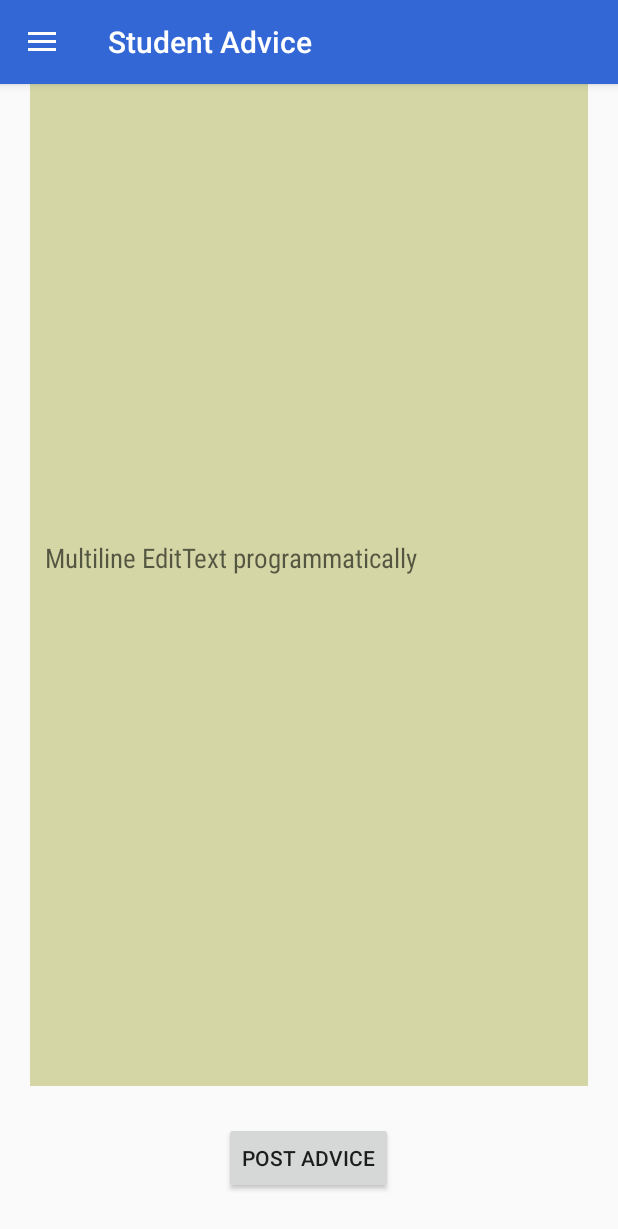
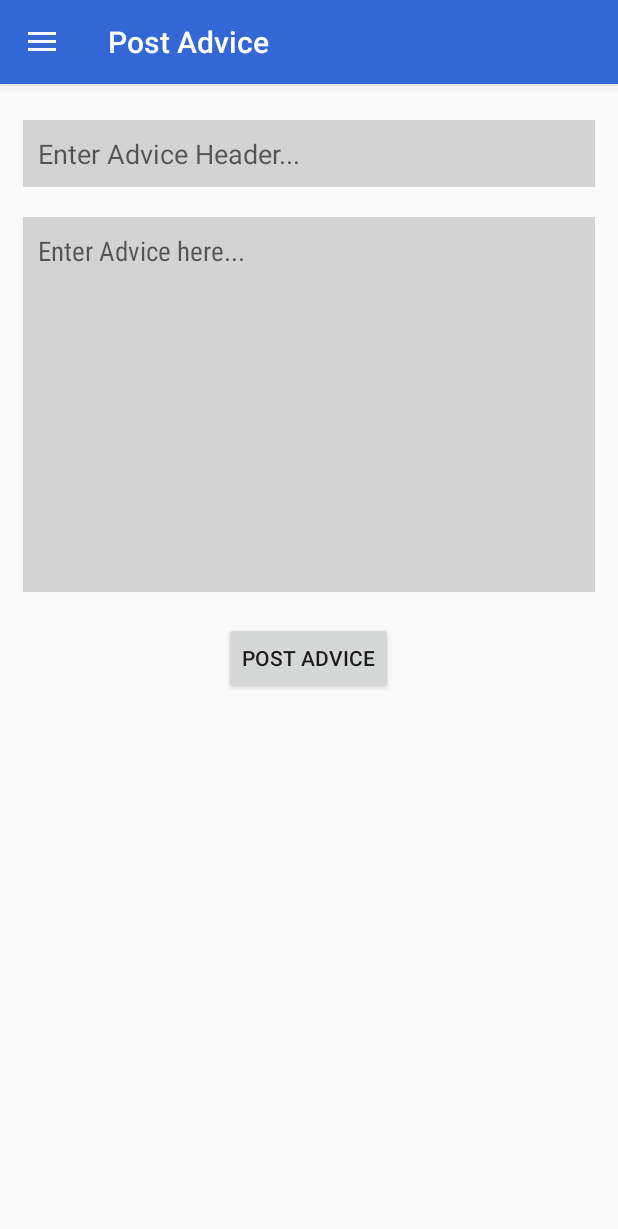
Before and after one commit to PadraigPowell/StudentAdvice, an Android app: the screen it shows after launch once a user with an empty profile is signed in (MainActivity), after a tap on "Post Advice", on a phone screen of 412 x 824 dp. Shown: the top 1229 px of the screen. Run offline under Robolectric (Android 15) with nearby library versions, the light colour scheme and no system bars; our stand-ins replace Firebase (no records; nobody signed in at launch, a user with empty details on screens opened directly); libraries missing offline, so code that uses them is left out: com.facebook, com.facebook.login, com.firebase.client; 15 statements that could not run were skipped; 1 other tap on this screen came first.

Commit message:
work on post advice

```diff
--- a/app/src/main/java/project/year/afinal/studentadvice/LoginActivity.java
+++ b/app/src/main/java/project/year/afinal/studentadvice/LoginActivity.java
@@ -54,6 +54,9 @@ public class LoginActivity extends AppCompatActivity{
     private EditText editTextEmail;
     private EditText editTextPassword;
     private ProgressDialog mProgressDialog;
+
+    //make this public so it can be passed in as an intent to the main activity
+    public String nameGlobal;
 
     @Override
     protected void onCreate(Bundle savedInstanceState) {
@@ -182,6 +185,9 @@ public class LoginActivity extends AppCompatActivity{
                             String email=task.getResult().getUser().getEmail();
 
                             Intent intent = new Intent(getApplicationContext(), MainActivity.class);
+
+                            name = getName(uid, name);
+
                             intent.putExtra("user_id",uid);
                             intent.putExtra("user_name",name);
                             intent.putExtra("user_email",email);
@@ -191,6 +197,28 @@ public class LoginActivity extends AppCompatActivity{
                         hideProgressDialog();
                     }
                 });
+    }
+
+    private String getName(String uid, String name)
+    {
+        if(name == null)
+            //global var so name can be passed as intent
+            mRef.child("users").child(uid).child("name").addListenerForSingleValueEvent(new ValueEventListener() {
+                //onDataChange is called every time the name of the User changes in your Firebase Database
+                @Override
+                public void onDataChange(DataSnapshot dataSnapshot) {
+                    String userName = dataSnapshot.getValue(String.class);
+                    nameGlobal = userName;
+                }
+
+                @Override
+                public void onCancelled(FirebaseError firebaseError) {
+                    Toast.makeText(getApplicationContext(), "" + firebaseError.getMessage(), Toast.LENGTH_LONG).show();
+                }
+            });
+
+            name = nameGlobal;
+        return name;
     }
 
     private Boolean isTextValidateForLogin() {
--- a/app/src/main/java/project/year/afinal/studentadvice/MainActivity.java
+++ b/app/src/main/java/project/year/afinal/studentadvice/MainActivity.java
@@ -5,7 +5,9 @@ import android.net.Uri;
 import android.os.Bundle;
 import android.support.design.widget.FloatingActionButton;
 import android.support.design.widget.Snackbar;
+import android.support.v4.app.FragmentManager;
 import android.support.v4.app.FragmentTransaction;
+import android.support.v7.app.ActionBar;
 import android.util.Log;
 import android.view.View;
 import android.support.design.widget.NavigationView;
@@ -55,9 +57,8 @@ public class MainActivity extends AppCompatActivity
     private ImageView profilePicture;
     private GoogleApiClient client;
 
-    private Firebase myFirebaseRef;
-    private FirebaseAuth mAuth;
-
+    public Firebase myFirebaseRef;
+    public FirebaseAuth mAuth;
     public User user;
 
     @Override
@@ -70,13 +71,12 @@ public class MainActivity extends AppCompatActivity
 
         FirebaseUser mUser = mAuth.getCurrentUser();
         if (mUser == null) {
-
+            Log.e(TAG, "mUser is null");
         }
 
         //set fragment init
         MainFragment fragment = new MainFragment();
-        FragmentTransaction fragmentTransaction =
-                getSupportFragmentManager().beginTransaction();
+        FragmentTransaction fragmentTransaction = getSupportFragmentManager().beginTransaction();
         fragmentTransaction.replace(R.id.fragment_container, fragment);
         fragmentTransaction.commit();
 
@@ -116,20 +116,21 @@ public class MainActivity extends AppCompatActivity
         String emailTmp = intent.getStringExtra("user_email");
         String uid = intent.getStringExtra("user_id");
         String imageUrl = intent.getStringExtra("profile_picture");
-
+        name.setText(nameTmp);
+        email.setText(emailTmp);
 
         if (imageUrl != null)
         {
             new ImageLoadTask(imageUrl, profilePicture).execute();
-            name.setText("Hello " + nameTmp);
-        }else {
+        }
+        else {
             //Referring to the name of the User who has logged in currently and adding a valueChangeListener
             myFirebaseRef.child("users").child(uid).child("name").addValueEventListener(new ValueEventListener() {
                 //onDataChange is called every time the name of the User changes in your Firebase Database
                 @Override
                 public void onDataChange(DataSnapshot dataSnapshot) {
                     String userName = dataSnapshot.getValue(String.class);
-                    name.setText("Hello " + userName);
+                    name.setText(userName);
                 }
                 @Override
                 public void onCancelled(FirebaseError firebaseError) {
@@ -138,7 +139,6 @@ public class MainActivity extends AppCompatActivity
             });
         }
 
-        email.setText(emailTmp);
         Log.d(TAG, "onStart:" + uid + nameTmp + emailTmp);
 
         // ATTENTION: This was auto-generated to implement the App Indexing API.
@@ -202,7 +202,7 @@ public class MainActivity extends AppCompatActivity
             fragmentTransaction.replace(R.id.fragment_container, fragment);
             fragmentTransaction.commit();
         } else if (id == R.id.nav_post_advice) {
-            // Handle the post advice
+            // Handle the Post advice
             PostAdvice fragment = new PostAdvice();
             FragmentTransaction fragmentTransaction =
                     getSupportFragmentManager().beginTransaction();
@@ -268,7 +268,6 @@ public class MainActivity extends AppCompatActivity
                 .build();
     }
 
-
     public class ImageLoadTask extends AsyncTask<Void, Void, Bitmap> {
 
         private String url;
@@ -301,6 +300,5 @@ public class MainActivity extends AppCompatActivity
             super.onPostExecute(result);
             imageView.setImageBitmap(result);
         }
-
     }
 }
--- a/app/src/main/java/project/year/afinal/studentadvice/MainFragment.java
+++ b/app/src/main/java/project/year/afinal/studentadvice/MainFragment.java
@@ -22,7 +22,7 @@ public class MainFragment extends Fragment {
     @Override
     public View onCreateView(LayoutInflater inflater, ViewGroup container,
                              Bundle savedInstanceState) {
-
+        ((MainActivity) getActivity()).getSupportActionBar().setTitle("Student Advice");
 
 
 
--- a/app/src/main/java/project/year/afinal/studentadvice/MyComments.java
+++ b/app/src/main/java/project/year/afinal/studentadvice/MyComments.java
@@ -22,6 +22,8 @@ public class MyComments extends Fragment {
     @Override
     public View onCreateView(LayoutInflater inflater, ViewGroup container,
                              Bundle savedInstanceState) {
+        ((MainActivity) getActivity()).getSupportActionBar().setTitle("My Comments");
+
         // Inflate the layout for this fragment
         return inflater.inflate(R.layout.fragment_my_comments, container, false);
     }
--- a/app/src/main/java/project/year/afinal/studentadvice/PostAdvice.java
+++ b/app/src/main/java/project/year/afinal/studentadvice/PostAdvice.java
@@ -1,29 +1,87 @@
 package project.year.afinal.studentadvice;
 
 
+import android.app.ProgressDialog;
 import android.os.Bundle;
 import android.support.v4.app.Fragment;
+import android.util.Log;
 import android.view.LayoutInflater;
 import android.view.View;
 import android.view.ViewGroup;
+import android.widget.Button;
+import android.widget.EditText;
+
+import com.facebook.login.widget.LoginButton;
+import com.firebase.client.Firebase;
+import com.firebase.client.FirebaseError;
+import com.google.firebase.auth.FirebaseAuth;
 
 
 /**
  * A simple {@link Fragment} subclass.
  */
-public class PostAdvice extends Fragment {
+public class PostAdvice extends Fragment  implements View.OnClickListener{
+
+    private static final String TAG = "PostAdviceFragment";
+    public Firebase mRef;
+    public FirebaseAuth mAuth;
+
+    // UI references.
+    private EditText editTextHeading;
+    private EditText editTextPost;
+    private Button post;
+    private ProgressDialog mProgressDialog;
 
 
     public PostAdvice() {
         // Required empty public constructor
     }
 
-
     @Override
     public View onCreateView(LayoutInflater inflater, ViewGroup container,
                              Bundle savedInstanceState) {
+        ((MainActivity) getActivity()).getSupportActionBar().setTitle("Post Advice");
+
+        //UI references
+        editTextHeading = (EditText) getView().findViewById(R.id.editTextEmail);
+        editTextPost = (EditText) getView().findViewById(R.id.editTextPassword);
+        post = (Button) getView().findViewById(R.id.buttonPostAdvice);
+
+        post.setOnClickListener(this);
+
         // Inflate the layout for this fragment
         return inflater.inflate(R.layout.fragment_post_advice, container, false);
     }
 
+    public void postAdvice()
+    {
+        mRef = ((MainActivity) getActivity()).myFirebaseRef;
+        mAuth = ((MainActivity) getActivity()).mAuth;
+
+        String uid = mAuth.getCurrentUser().getUid();
+        String name = mAuth.getCurrentUser().getDisplayName();
+        String email = mAuth.getCurrentUser().getEmail();
+        String heading = editTextHeading.getText().toString().trim();
+        String message = editTextPost.getText().toString().trim();
+
+        Post post = new Post(heading, message);
+
+        Firebase userRef = mRef.child("users/" + uid);
+        /*userRef.setValue(user, new Firebase.CompletionListener() {
+            @Override
+            public void onComplete(FirebaseError firebaseError, Firebase firebase) {
+                if (firebaseError != null){
+                    Log.e(TAG, "Firebase add to db failed" + firebaseError.getMessage());
+                }
+            }
+        });*/
+    }
+
+    public void onClick(View view)
+    {
+        if(view.getId() == R.id.buttonPostAdvice)
+        {
+            postAdvice();
+        }
+    }
 }
--- a/app/src/main/java/project/year/afinal/studentadvice/myactivity.java
+++ b/app/src/main/java/project/year/afinal/studentadvice/myactivity.java
@@ -22,6 +22,8 @@ public class myactivity extends Fragment {
     @Override
     public View onCreateView(LayoutInflater inflater, ViewGroup container,
                              Bundle savedInstanceState) {
+        ((MainActivity) getActivity()).getSupportActionBar().setTitle("My Activity");
+
         // Inflate the layout for this fragment
         return inflater.inflate(R.layout.fragment_myactivity, container, false);
     }
--- a/app/src/main/java/project/year/afinal/studentadvice/profile.java
+++ b/app/src/main/java/project/year/afinal/studentadvice/profile.java
@@ -22,6 +22,8 @@ public class profile extends Fragment {
     @Override
     public View onCreateView(LayoutInflater inflater, ViewGroup container,
                              Bundle savedInstanceState) {
+        ((MainActivity) getActivity()).getSupportActionBar().setTitle("My Profile");
+
         // Inflate the layout for this fragment
         return inflater.inflate(R.layout.fragment_profile, container, false);
     }
--- a/app/src/main/java/project/year/afinal/studentadvice/settings.java
+++ b/app/src/main/java/project/year/afinal/studentadvice/settings.java
@@ -20,6 +20,8 @@ public class settings extends Fragment {
     @Override
     public View onCreateView(LayoutInflater inflater, ViewGroup container,
                              Bundle savedInstanceState) {
+        ((MainActivity) getActivity()).getSupportActionBar().setTitle("Settings");
+
         // Inflate the layout for this fragment
         return inflater.inflate(R.layout.fragment_settings, container, false);
     }
--- a/app/src/main/res/layout/fragment_post_advice.xml
+++ b/app/src/main/res/layout/fragment_post_advice.xml
@@ -1,63 +1,52 @@
-<RelativeLayout xmlns:android="http://schemas.android.com/apk/res/android"
+<ScrollView xmlns:android="http://schemas.android.com/apk/res/android"
     xmlns:tools="http://schemas.android.com/tools"
     android:layout_width="match_parent"
     android:layout_height="match_parent"
     tools:context="project.year.afinal.studentadvice.PostAdvice">
 
-    <!-- <EditText
-        android:inputType="textMultiLine"
-        android:lines="8"
-        android:minLines="6"
-        android:gravity="top|left"
-        android:maxLines="10"
-        android:layout_height="wrap_content"
-        android:layout_width="fill_parent"
-        android:scrollbars="horizontal"
-        android:layout_marginLeft="10px"
-        android:layout_marginRight="10px"
-        android:layout_centerVertical="true"
-        android:layout_alignParentStart="true" />
+    <LinearLayout
+        android:paddingTop="10dp"
+        android:paddingLeft="5dp"
+        android:paddingRight="5dp"
+        android:orientation="vertical"
+        android:layout_width="match_parent"
+        android:layout_height="wrap_content">
 
         <EditText
-        android:id="@+id/et"
-        android:layout_width="250dp"
+            android:id="@+id/editText_AdviceHeader"
+            android:layout_width="match_parent"
             android:layout_height="wrap_content"
             android:padding="10dp"
-        android:layout_marginBottom="10dp"
-        android:hint="Multiline EditText by XML layout"
-        android:fontFamily="sans-serif-condensed"
-        android:background="#d3d7b6"
-        android:minLines="2"
-        android:maxLines="3"
-        android:scrollbars="vertical"
-        android:inputType="textMultiLine"
-        />
-        -->
-
+            android:layout_marginTop="70dp"
+            android:layout_marginLeft="10dp"
+            android:layout_marginRight="10dp"
+            android:background="#d3d3d3"
+            android:inputType="text"
+            android:hint="@string/postHeaderHint"/>
 
         <EditText
-        android:id="@+id/et2"
+            android:id="@+id/editText_Advice"
             android:layout_width="match_parent"
-        android:layout_height="match_parent"
+            android:layout_height="250dp"
+            android:layout_marginTop="20dp"
+            android:layout_marginLeft="10dp"
+            android:layout_marginRight="10dp"
             android:padding="10dp"
+            android:inputType="textImeMultiLine"
             android:fontFamily="sans-serif-condensed"
-        android:hint="Multiline EditText programmatically"
-        android:background="#d4d7a5"
-        android:layout_marginTop="20dp"
-        android:layout_marginBottom="100dp"
-        android:layout_marginLeft="20dp"
-        android:layout_marginRight="20dp"
-        android:layout_alignParentTop="true"
-        android:layout_alignParentStart="true"/>
+            android:hint="@string/postHint"
+            android:background="#d3d3d3"
+            android:gravity="top"/>
 
 
         <Button
             android:text="Post Advice"
             android:layout_width="wrap_content"
-        android:layout_height="wrap_content"
+            android:layout_height="match_parent"
             android:id="@+id/buttonPostAdvice"
+            android:layout_gravity="center"
+            android:layout_marginTop="20dp"
             android:layout_marginBottom="28dp"
-        android:layout_alignParentBottom="true"
-        android:layout_centerHorizontal="true" />
-
-</RelativeLayout>
+            android:onClick="onClickPostAdvice"/>
+    </LinearLayout>
+</ScrollView>
--- a/app/src/main/res/values/strings.xml
+++ b/app/src/main/res/values/strings.xml
@@ -16,6 +16,10 @@
     <string name="permission_rationale">"Contacts permissions are needed for providing email completions."</string>
     <string name="title_activity_login">StudentAdviceLogin</string>
     <string name="title_activity_signup">StudentAdviceSignup</string>
+    <string name="postHint">Enter Advice here...</string>
+    <string name="postHeaderHint">Enter Advice Header...</string>
+    <string name="commentHint">Enter Comment here...</string>
+    <string name="postAdviceHeader">Post Advice</string>
 
     <!-- TODO: Remove or change this placeholder text -->
     <string name="hello_blank_fragment">Hello blank fragment</string>
```
Also changed, not shown: app/src/main/java/project/year/afinal/studentadvice/Post.java (added, +35 -0 lines). Lines whose indentation alone changed are shown as unchanged.
